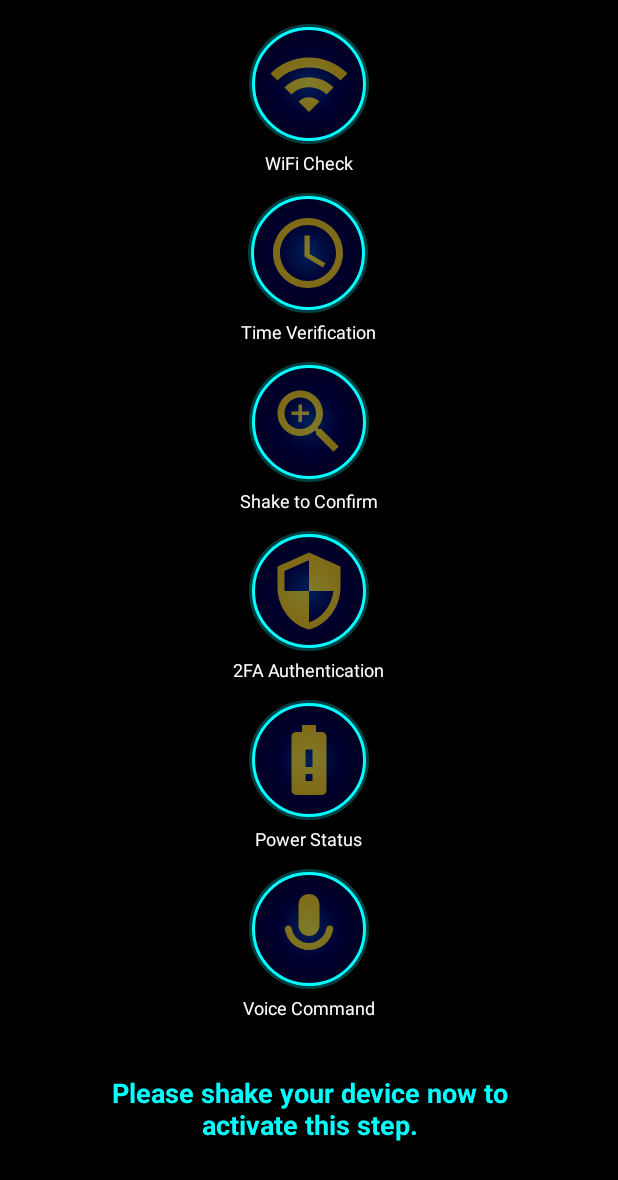
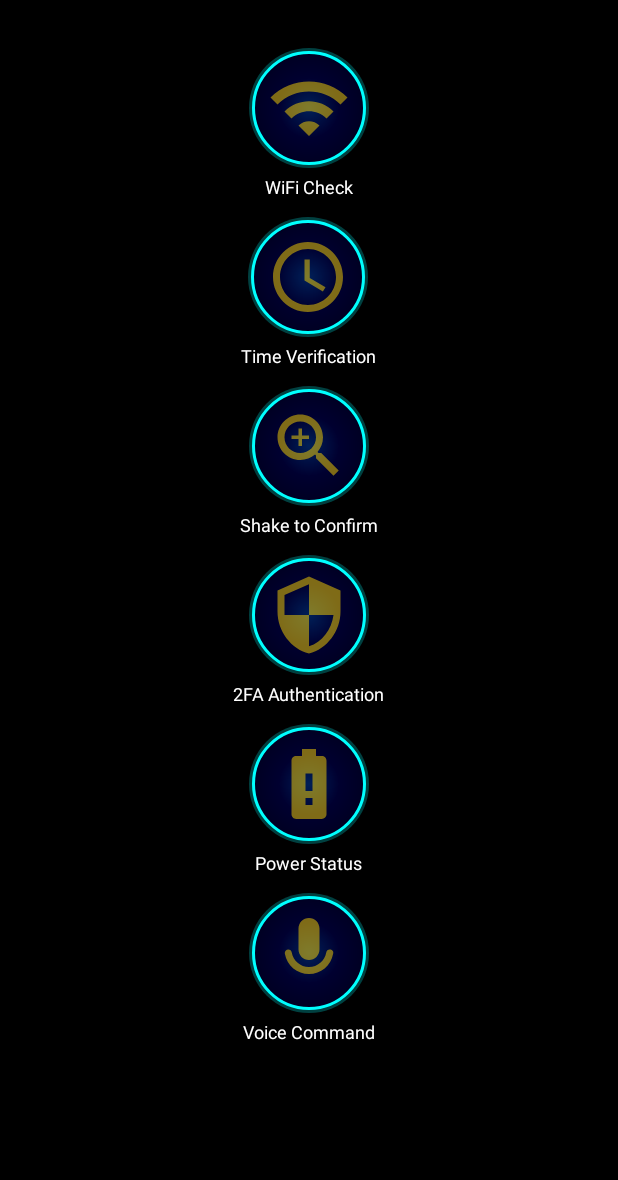
Before and after one commit to NicoleEidelman/unlockMe, an Android app: the screen it shows after launch (MainActivity), after a tap on an icon or button, on a phone screen of 412 x 824 dp. Shown: the top 1180 px of the screen. Run offline under Robolectric (Android 15) with nearby library versions, the light colour scheme and no system bars; 2 other taps on this screen came first.

Commit message:
Added delay before final animation to ensure circle display

```diff
--- a/app/src/main/java/com/example/myapplication/activity/MainActivity.java
+++ b/app/src/main/java/com/example/myapplication/activity/MainActivity.java
@@ -25,7 +25,6 @@ public class MainActivity extends AppCompatActivity {
     private TwoFactorAuthenticator twoFactorAuthenticator;
     private ChargingStatusChecker chargingStatusChecker;
     private VoiceCommandRecognizer voiceCommandRecognizer;
-    private TextView instructionText;
 
     private static final int REQUEST_RECORD_AUDIO_PERMISSION = 1;
 
@@ -34,7 +33,6 @@ public class MainActivity extends AppCompatActivity {
         super.onCreate(savedInstanceState);
         setContentView(R.layout.activity_main);
 
-        instructionText = findViewById(R.id.instructionText);
 
         FrameLayout[] frameCircles = new FrameLayout[]{
                 findViewById(R.id.circle1),
@@ -50,17 +48,16 @@ public class MainActivity extends AppCompatActivity {
             circles[i] = (ImageView) frameCircles[i].getChildAt(0); // assumes the first child is the icon
         }
 
-        circleManager = new CircleManager(circles, this, instructionText);
+        circleManager = new CircleManager(circles, this);
 
         voiceCommandRecognizer = new VoiceCommandRecognizer(this,
-                command -> circleManager.fillCircleIfNotFilled(5, () -> circleManager.fill(5)),
-                instructionText);
+                command -> circleManager.fillCircleIfNotFilled(5, () -> circleManager.fill(5)));
 
-        wifiChecker = new WifiChecker(this, circleManager, instructionText);
-        timeChecker = new TimeChecker(this, circleManager, instructionText);
-        shakeDetector = new ShakeDetector(this, () -> circleManager.fill(2), instructionText);
-        twoFactorAuthenticator = new TwoFactorAuthenticator(this, circleManager, instructionText);
-        chargingStatusChecker = new ChargingStatusChecker(this, circleManager, instructionText);
+        wifiChecker = new WifiChecker(this, circleManager);
+        timeChecker = new TimeChecker(this, circleManager);
+        shakeDetector = new ShakeDetector(this, () -> circleManager.fill(2));
+        twoFactorAuthenticator = new TwoFactorAuthenticator(this, circleManager);
+        chargingStatusChecker = new ChargingStatusChecker(this, circleManager);
 
 
         String[] permissions = new String[]{
@@ -80,25 +77,26 @@ public class MainActivity extends AppCompatActivity {
     public void onCircleClick(View view) {
         int id = view.getId();
         if (id == R.id.circle1) {
-            instructionText.setText("Checking your Wi-Fi connection...");
+            circleManager.vibrate();
             circleManager.fillCircleIfNotFilled(0, () -> wifiChecker.check());
         } else if (id == R.id.circle2) {
-            instructionText.setText("Checking if the current time matches the security condition...");
+            circleManager.vibrate();
             circleManager.fillCircleIfNotFilled(1, () -> timeChecker.check());
         } else if (id == R.id.circle3) {
+            circleManager.vibrate();
             shakeDetector.showInstruction();
             circleManager.fillCircleIfNotFilled(2, null);
         } else if (id == R.id.circle4) {
-            instructionText.setText("Starting two-factor authentication...");
+            circleManager.vibrate();
             circleManager.fillCircleIfNotFilled(3, () -> twoFactorAuthenticator.initiate());
         } else if (id == R.id.circle5) {
-            instructionText.setText("Checking charging status...");
+            circleManager.vibrate();
             circleManager.fillCircleIfNotFilled(4, () -> chargingStatusChecker.check());
         }
     }
 
     public void onVoiceClick(View view) {
-        instructionText.setText("Say 'open' to complete the final step.");
+        circleManager.vibrate();
         voiceCommandRecognizer.startListening();
     }
 
--- a/app/src/main/java/com/example/myapplication/logic/ChargingStatusChecker.java
+++ b/app/src/main/java/com/example/myapplication/logic/ChargingStatusChecker.java
@@ -11,13 +11,11 @@ import com.example.myapplication.ui.CircleManager;
 public class ChargingStatusChecker {
     private final Context context;
     private final CircleManager circleManager;
-    private final TextView instructionText;
 
 
-    public ChargingStatusChecker(Context context, CircleManager circleManager, TextView instructionText) {
+    public ChargingStatusChecker(Context context, CircleManager circleManager) {
         this.context = context;
         this.circleManager = circleManager;
-        this.instructionText = instructionText;
     }
 
 
@@ -29,9 +27,8 @@ public class ChargingStatusChecker {
             boolean isCharging = status == BatteryManager.BATTERY_STATUS_CHARGING || status == BatteryManager.BATTERY_STATUS_FULL;
             if (isCharging) {
                 circleManager.fill(4);
-                instructionText.setText("Device is charging.");
             } else {
-                instructionText.setText("Device is not charging.");
+
             }
         });
     }
--- a/app/src/main/java/com/example/myapplication/logic/ShakeDetector.java
+++ b/app/src/main/java/com/example/myapplication/logic/ShakeDetector.java
@@ -14,16 +14,14 @@ public class ShakeDetector implements SensorEventListener {
     private final SensorManager sensorManager;
     private final Sensor accelerometer;
     private final OnShakeListener listener;
-    private final TextView instructionText;
     private long lastShakeTime;
 
     public interface OnShakeListener {
         void onShake();
     }
 
-    public ShakeDetector(Context context, OnShakeListener listener, TextView instructionText) {
+    public ShakeDetector(Context context, OnShakeListener listener) {
         this.listener = listener;
-        this.instructionText = instructionText;
         sensorManager = (SensorManager) context.getSystemService(Context.SENSOR_SERVICE);
         accelerometer = sensorManager != null ? sensorManager.getDefaultSensor(Sensor.TYPE_ACCELEROMETER) : null;
     }
@@ -57,6 +55,5 @@ public class ShakeDetector implements SensorEventListener {
     public void onAccuracyChanged(Sensor sensor, int accuracy) {}
 
     public void showInstruction() {
-        instructionText.setText("Please shake your device now to activate this step.");
     }
 }
--- a/app/src/main/java/com/example/myapplication/logic/TimeChecker.java
+++ b/app/src/main/java/com/example/myapplication/logic/TimeChecker.java
@@ -10,12 +10,10 @@ import java.util.Calendar;
 public class TimeChecker {
     private final Context context;
     private final CircleManager circleManager;
-    private final TextView instructionText;
 
-    public TimeChecker(Context context, CircleManager circleManager, TextView instructionText) {
+    public TimeChecker(Context context, CircleManager circleManager) {
         this.context = context;
         this.circleManager = circleManager;
-        this.instructionText = instructionText;
     }
 
     public void check() {
@@ -27,9 +25,7 @@ public class TimeChecker {
 
             if (minute % 2 != 0 || sum % 2 != 0) {
                 circleManager.fill(1);
-                instructionText.setText("Time condition met. Sum of digits: " + sum);
             } else {
-                instructionText.setText("Time condition not met.");
             }
         });
     }
--- a/app/src/main/java/com/example/myapplication/logic/TwoFactorAuthenticator.java
+++ b/app/src/main/java/com/example/myapplication/logic/TwoFactorAuthenticator.java
@@ -19,15 +19,13 @@ import java.util.Random;
 public class TwoFactorAuthenticator {
     private final Activity activity;
     private final CircleManager circleManager;
-    private final TextView instructionText;
 
     private static final int PERMISSION_REQUEST_PHONE = 200;
     private static final int PERMISSION_REQUEST_SMS = 201;
 
-    public TwoFactorAuthenticator(Activity activity, CircleManager circleManager, TextView instructionText) {
+    public TwoFactorAuthenticator(Activity activity, CircleManager circleManager) {
         this.activity = activity;
         this.circleManager = circleManager;
-        this.instructionText = instructionText;
     }
 
     public void initiate() {
@@ -50,7 +48,6 @@ public class TwoFactorAuthenticator {
             ActivityCompat.requestPermissions(activity,
                     new String[]{android.Manifest.permission.READ_PHONE_NUMBERS, android.Manifest.permission.READ_PHONE_STATE},
                     PERMISSION_REQUEST_PHONE);
-            instructionText.setText("Requesting phone number permission...");
             return null;
         }
 
@@ -74,7 +71,6 @@ public class TwoFactorAuthenticator {
                 .setPositiveButton("Send Code", (dialog, which) -> {
                     String userNumber = input.getText().toString().trim();
                     if (!userNumber.startsWith("+") || userNumber.length() < 11) {
-                        instructionText.setText("Enter a valid phone number.");
                     } else {
                         sendSMSAndVerify(userNumber, code);
                     }
@@ -86,12 +82,10 @@ public class TwoFactorAuthenticator {
     private void sendSMSAndVerify(String phoneNumber, String code) {
         if (ContextCompat.checkSelfPermission(activity, android.Manifest.permission.SEND_SMS) != PackageManager.PERMISSION_GRANTED) {
             ActivityCompat.requestPermissions(activity, new String[]{android.Manifest.permission.SEND_SMS}, PERMISSION_REQUEST_SMS);
-            instructionText.setText("Requesting SMS permission...");
             return;
         }
 
         SmsManager.getDefault().sendTextMessage(phoneNumber, null, "Your verification code is: " + code, null, null);
-        instructionText.setText("Verification code sent to: " + phoneNumber);
         showCodeDialog(code);
     }
 
@@ -114,10 +108,8 @@ public class TwoFactorAuthenticator {
                 String entered = input.getText().toString().trim();
                 if (entered.equals(expectedCode)) {
                     circleManager.fill(3);
-                    instructionText.setText("2FA verified successfully!");
                     dialog.dismiss();
                 } else {
-                    instructionText.setText("Incorrect code. Try again.");
                 }
             });
         });
--- a/app/src/main/java/com/example/myapplication/logic/VoiceCommandRecognizer.java
+++ b/app/src/main/java/com/example/myapplication/logic/VoiceCommandRecognizer.java
@@ -16,21 +16,18 @@ public class VoiceCommandRecognizer {
     private final Context context;
     private final OnCommandRecognizedListener callback;
     private SpeechRecognizer speechRecognizer;
-    private final TextView instructionText;
 
     public interface OnCommandRecognizedListener {
         void onCommandRecognized(String command);
     }
 
-    public VoiceCommandRecognizer(Context context, OnCommandRecognizedListener callback, TextView instructionText) {
+    public VoiceCommandRecognizer(Context context, OnCommandRecognizedListener callback) {
         this.context = context;
         this.callback = callback;
-        this.instructionText = instructionText;
     }
 
     public void startListening() {
         if (!SpeechRecognizer.isRecognitionAvailable(context)) {
-            instructionText.setText("Speech recognition not available on this device.");
             return;
         }
 
@@ -39,7 +36,6 @@ public class VoiceCommandRecognizer {
         intent.putExtra(RecognizerIntent.EXTRA_LANGUAGE_MODEL, RecognizerIntent.LANGUAGE_MODEL_FREE_FORM);
         intent.putExtra(RecognizerIntent.EXTRA_LANGUAGE, Locale.getDefault());
 
-        instructionText.setText("Listening for 'open' command...");
 
         speechRecognizer.setRecognitionListener(new RecognitionListener() {
             @Override
@@ -59,7 +55,6 @@ public class VoiceCommandRecognizer {
 
             @Override
             public void onError(int error) {
-                instructionText.setText("Speech recognition error: " + error);
             }
 
             @Override
@@ -69,12 +64,9 @@ public class VoiceCommandRecognizer {
                     String result = matches.get(0);
                     if ("open".equalsIgnoreCase(result.trim())) {
                         callback.onCommandRecognized("OPEN");
-                        instructionText.setText("Voice command 'open' recognized.");
                     } else {
-                        instructionText.setText("Unrecognized command: " + result);
                     }
                 } else {
-                    instructionText.setText("No voice input detected.");
                 }
             }
 
--- a/app/src/main/java/com/example/myapplication/logic/WifiChecker.java
+++ b/app/src/main/java/com/example/myapplication/logic/WifiChecker.java
@@ -10,37 +10,31 @@ import com.example.myapplication.ui.CircleManager;
 public class WifiChecker {
     private final Context context;
     private final CircleManager circleManager;
-    private final TextView instructionText;
 
-    public WifiChecker(Context context, CircleManager circleManager, TextView instructionText) {
+    public WifiChecker(Context context, CircleManager circleManager) {
         this.context = context;
         this.circleManager = circleManager;
-        this.instructionText = instructionText;
     }
 
     public void check() {
         circleManager.fillCircleIfNotFilled(0, () -> {
             WifiManager wifiManager = (WifiManager) context.getApplicationContext().getSystemService(Context.WIFI_SERVICE);
             if (wifiManager == null || !wifiManager.isWifiEnabled()) {
-                instructionText.setText("Wi-Fi is disabled.");
                 return;
             }
 
             WifiInfo wifiInfo = wifiManager.getConnectionInfo();
             String ssid = wifiInfo.getSSID();
             if (ssid == null || ssid.equals("<unknown ssid>") || wifiInfo.getNetworkId() == -1) {
-                instructionText.setText("Not connected to Wi-Fi.");
                 return;
             }
 
             ssid = ssid.replace("\"", "").toLowerCase();
             if (ssid.contains("guest") || ssid.contains("free") || ssid.contains("public")) {
-                instructionText.setText("Unsecure Wi-Fi detected.");
                 return;
             }
 
             circleManager.fill(0);
-            instructionText.setText("Wi-Fi is secure.\nConnected to: " + ssid);
         });
     }
 }
--- a/app/src/main/java/com/example/myapplication/ui/CircleManager.java
+++ b/app/src/main/java/com/example/myapplication/ui/CircleManager.java
@@ -23,14 +23,12 @@ public class CircleManager {
     private TextView successMessage;
     private TextView successSubMessage;
     private boolean animationInProgress = false;
-    private final TextView instructionText;
 
 
-    public CircleManager(ImageView[] circles, Context context, TextView instructionText) {
+    public CircleManager(ImageView[] circles, Context context) {
         this.circles = circles;
         this.filled = new boolean[circles.length];
         this.context = context;
-        this.instructionText = instructionText;
         View rootView = circles[0].getRootView();
         this.lockIcon = rootView.findViewById(R.id.lockIcon);
         this.successMessage = rootView.findViewById(R.id.successMessage);
@@ -40,7 +38,6 @@ public class CircleManager {
     public CircleManager(ImageView[] circles, TextView instructionText) {
         this.circles = circles;
         this.filled = new boolean[circles.length];
-        this.instructionText = instructionText;
     }
 
     public void fill(int index) {
@@ -52,7 +49,7 @@ public class CircleManager {
         circles[index].startAnimation(anim);
         filled[index] = true;
 
-        // Check if all circles are filled
+
         checkCompletion();
     }
 
@@ -61,7 +58,6 @@ public class CircleManager {
 
         if (isFilled(index)) {
             vibrate();
-            instructionText.setText("This step is already completed.");
         } else {
             if (onConditionValid != null) {
                 onConditionValid.run();
@@ -74,12 +70,13 @@ public class CircleManager {
         return filled[index];
     }
 
-    private void vibrate() {
+    public void vibrate() {
         Vibrator v = (Vibrator) context.getSystemService(Context.VIBRATOR_SERVICE);
         if (v != null) v.vibrate(200);
     }
 
     private void checkCompletion() {
+        //vibrate();
         if (animationInProgress) return;
 
         boolean allFilled = true;
@@ -92,11 +89,13 @@ public class CircleManager {
 
         if (allFilled) {
             animationInProgress = true;
-            startCompletionAnimation();
+            new Handler().postDelayed(this::startCompletionAnimation, 900);
+
         }
     }
 
     private void startCompletionAnimation() {
+
         // First, hide all circles and texts immediately
         for (int i = 1; i <= 6; i++) {
             View container = circles[i-1].getRootView().findViewWithTag("circle" + i + "_container");
@@ -106,7 +105,6 @@ public class CircleManager {
         }
 
         // Hide instruction text
-        instructionText.setVisibility(View.GONE);
 
         // Hide the entire column of circles
         View rootView = circles[0].getRootView();
--- a/app/src/main/res/layout/activity_main.xml
+++ b/app/src/main/res/layout/activity_main.xml
@@ -14,7 +14,7 @@
         app:layout_constraintTop_toTopOf="parent"
         app:layout_constraintStart_toStartOf="parent"
         app:layout_constraintEnd_toEndOf="parent"
-        android:layout_marginTop="16dp">
+        android:layout_marginTop="32dp">
 
         <!-- WiFi Circle -->
         <LinearLayout
@@ -222,25 +222,7 @@
 
     </LinearLayout>
 
-    <!-- טקסט ההוראות הדינמי -->
-    <TextView
-        android:id="@+id/instructionText"
-        android:layout_width="0dp"
-        android:layout_height="wrap_content"
-        android:text="Instructions will appear here"
-        android:textColor="#00FFFF"
-        android:textSize="18sp"
-        android:textStyle="bold"
-        android:gravity="center"
-        android:padding="16dp"
-        android:background="#33000000"
-        android:layout_marginHorizontal="32dp"
-        app:layout_constraintTop_toBottomOf="@id/circle_column"
-        app:layout_constraintStart_toStartOf="parent"
-        app:layout_constraintEnd_toEndOf="parent"
-        android:layout_marginTop="8dp"/>
 
-    <!-- מנעול ואנימציית הצלחה -->
     <ImageView
         android:id="@+id/lockIcon"
         android:layout_width="100dp"
```
Also changed, not shown: 1 other file.
